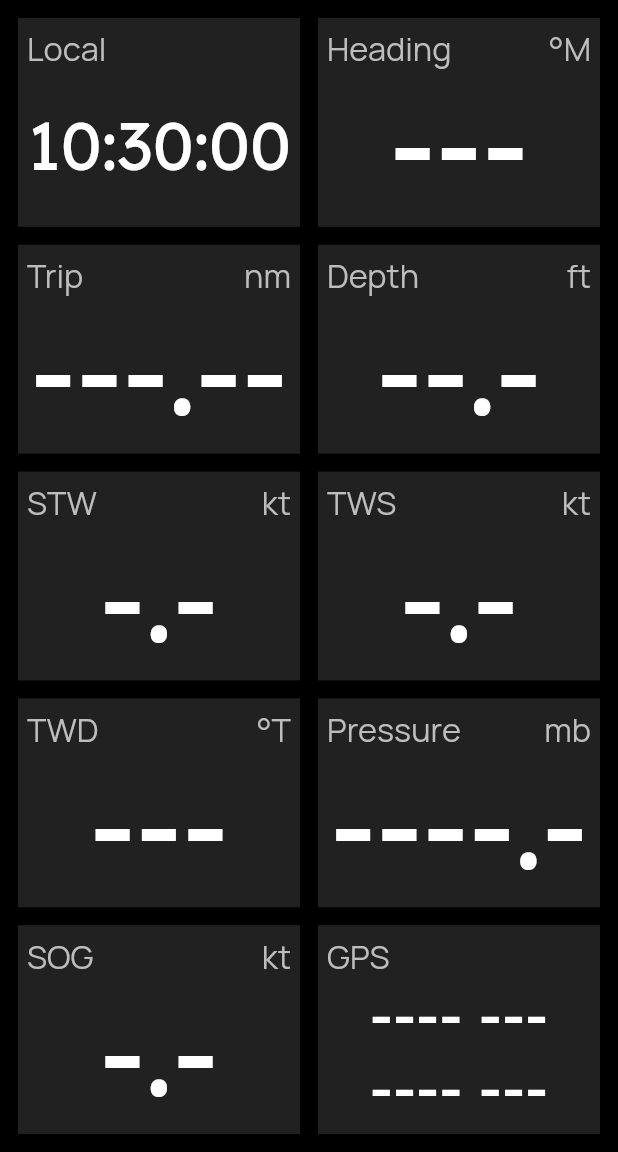
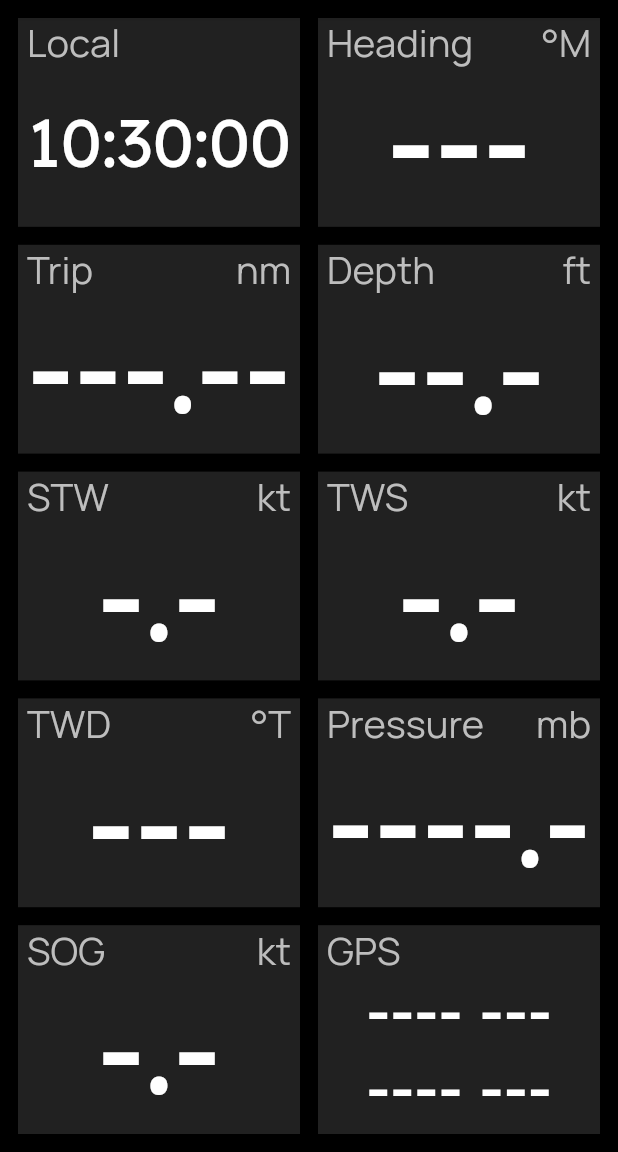
Before and after one commit to sankeysoft/nmea_dashboard, a Flutter app: the screen it shows after launch, on a phone screen of 412 x 824 dp, the part 84-1236 px from its top. Run offline on Flutter 3.47's test engine with Material 2 defaults, Android fonts, the phone set to English and light mode, and no system bars; our stand-ins replace package_info_plus, shared_preferences; missing offline and left inert: udp.

Commit message:
Implement custom cell layout algorithm.

```diff
--- a/lib/ui/pages/data_table.dart
+++ b/lib/ui/pages/data_table.dart
@@ -26,7 +26,10 @@ class DataTablePage extends StatelessWidget {
     final pageSpec = Provider.of<KeyedDataPageSpec>(context);
 
     return Scaffold(
-      appBar: AppBar(title: Text(pageSpec.name), actions: [_EditPageButton()],),
+      appBar: AppBar(
+        title: Text(pageSpec.name),
+        actions: [_EditPageButton()],
+      ),
       drawer: Drawer(child: _DrawerContent()),
       body: LayoutBuilder(builder: (context, constraints) {
         return SizedBox.expand(
@@ -205,6 +208,12 @@ class _Grid extends StatelessWidget {
   }
 }
 
+enum _Component {
+  heading,
+  units,
+  value,
+}
+
 // A single data cell used to display an element of data, if displayable is
 // not supplied the cell will be empty but cover the space space.
 class _Cell extends StatelessWidget {
@@ -237,13 +246,12 @@ class _Cell extends StatelessWidget {
             ),
             margin: const EdgeInsets.all(6.0),
             padding: const EdgeInsets.all(6.0),
-            child: Column(
-                mainAxisAlignment: MainAxisAlignment.spaceEvenly,
-                mainAxisSize: MainAxisSize.max,
-                crossAxisAlignment: CrossAxisAlignment.stretch,
-                children: [
-                  _CellHeading(),
-                  Expanded(child: _CellValue()),
+            child: CustomMultiChildLayout(
+                delegate: _CellContentLayoutDelegate(),
+                children: <Widget>[
+                  LayoutId(id: _Component.heading, child: _CellHeading()),
+                  LayoutId(id: _Component.units, child: _CellUnits()),
+                  LayoutId(id: _Component.value, child: _CellValue()),
                 ]),
           ),
         ),
@@ -252,31 +260,78 @@ class _Cell extends StatelessWidget {
   }
 }
 
+class _CellContentLayoutDelegate extends MultiChildLayoutDelegate {
+  // The minimum aspect ratio of the header line.
+  static const _aspectRatio = 6 / 1;
+  // The maximum height of the header line as a fraction of cell height.
+  static const _heightFraction = 1 / 5;
+
+  @override
+  Size getSize(BoxConstraints constraints) {
+    //print("Incoming constraints $constraints");
+    // Always use the maximum space available.
+    return Size(constraints.maxWidth, constraints.maxHeight);
+  }
+
+  @override
+  void performLayout(Size size) {
+    Size headerSize;
+    if (size.width / (size.height * _heightFraction) < _aspectRatio) {
+      // The cell is high. If we used the max header height the aspect ratio
+      // would be too stubby. Use less height to maintain aspect ratio.
+      headerSize = Size(size.width, size.width / _aspectRatio);
+    } else {
+      // The cell is wide. If we used the ideal aspect ratio the header would
+      // take up too much height so cap to the max height fraction.
+      headerSize = Size(size.width, size.height * _heightFraction);
+    }
+
+    // Let the units choose its width first since its least likely to overflow.
+    final unitsSize = layoutChild(_Component.units,
+        BoxConstraints.loose(headerSize).tighten(height: headerSize.height));
+    final headingMaxSize =
+        Size(size.width - unitsSize.width, headerSize.height);
+    positionChild(_Component.units, Offset(headingMaxSize.width, 0));
+    // Let the heading take the remainder of the top row.
+    layoutChild(
+        _Component.heading,
+        BoxConstraints.loose(headingMaxSize)
+            .tighten(height: headerSize.height));
+    positionChild(_Component.heading, Offset.zero);
+
+    // And give the rest of the height to the value.
+    Size valueSize = Size(size.width, size.height - headerSize.height);
+    layoutChild(_Component.value, BoxConstraints.tight(valueSize));
+    positionChild(_Component.value, Offset(0, headerSize.height));
+  }
+
+  @override
+  bool shouldRelayout(covariant MultiChildLayoutDelegate oldDelegate) {
+    // The class is stateless so a change in instance never leads to relayout.
+    return false;
+  }
+}
+
+class _CellUnits extends StatelessWidget {
+  @override
+  Widget build(BuildContext context) {
+    final displayable = Provider.of<Displayable>(context);
+    final style = Theme.of(context).textTheme.headlineMedium!;
+    return FittedBox(
+      fit: BoxFit.contain,
+      child: Text(displayable.units ?? ' ', style: style),
+    );
+  }
+}
+
 class _CellHeading extends StatelessWidget {
   @override
   Widget build(BuildContext context) {
     final displayable = Provider.of<Displayable>(context);
-
-    return DefaultTextStyle(
-      style: Theme.of(context).textTheme.headlineMedium!,
-      // Fixed aspect ratio helps ensure the titles fit on the one line
-      // that we give them.
-      child: AspectRatio(
-        aspectRatio: 6 / 1,
-        child: Row(
-            mainAxisAlignment: MainAxisAlignment.spaceBetween,
-            crossAxisAlignment: CrossAxisAlignment.stretch,
-            children: [
-              FittedBox(
-                fit: BoxFit.contain,
-                child: Text(displayable.heading ?? ' '),
-              ),
-              FittedBox(
-                fit: BoxFit.contain,
-                child: Text(displayable.units ?? ' '),
-              )
-            ]),
-      ),
+    final style = Theme.of(context).textTheme.headlineMedium!;
+    return FittedBox(
+      fit: BoxFit.contain,
+      child: Text(displayable.heading ?? ' ', style: style),
     );
   }
 }
--- a/lib/ui/theme.dart
+++ b/lib/ui/theme.dart
@@ -47,7 +47,7 @@ ThemeData createThemeData(UiSettings settings) {
           TextStyle(fontFamily: settings.valueFont, color: palette.primary),
       // Used by the headings and units.
       headlineMedium:
-          TextStyle(fontFamily: settings.headingFont, color: palette.midPrimary),
+          TextStyle(fontFamily: settings.headingFont, color: palette.midPrimary, height: 1),
     ),
   );
 }
```
